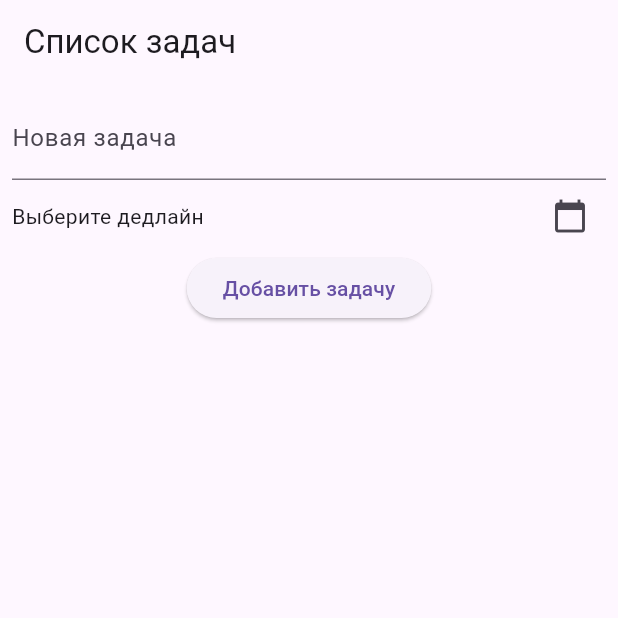
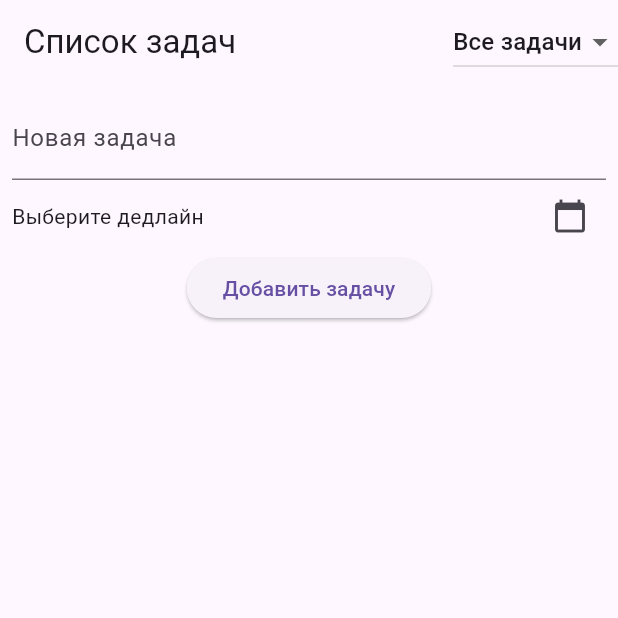
Before and after one commit to jokerazzz/to_do_list, a Flutter app: the screen it shows after launch, on a phone screen of 412 x 824 dp, the top half of it. Run offline on Flutter 3.47's test engine with Material 3 defaults, Android fonts, the phone set to English and light mode, and no system bars.

Commit message:
add categories in Task_list_screen

```diff
--- a/to_do_list/lib/screen/task_list_screen.dart
+++ b/to_do_list/lib/screen/task_list_screen.dart
@@ -11,11 +11,26 @@ class _TaskListScreenState extends State<TaskListScreen> {
   final List<Task> _tasks = [];
   final TextEditingController _controller = TextEditingController();
   DateTime? _selectedDeadline;
+  String _selectedCategory = 'Все задачи';
+  final List<String> _categories = [
+    'Все задачи',
+    'Покупки',
+    'Встречи',
+    'Работа',
+    'Обучение'
+  ];
 
   void _addTask() async {
     if (_controller.text.isNotEmpty && _selectedDeadline != null) {
       setState(() {
-        _tasks.add(Task(title: _controller.text, deadline: _selectedDeadline!));
+        _tasks.add(
+          Task(
+              title: _controller.text,
+              deadline: _selectedDeadline!,
+              category: _selectedCategory == 'Все задачи'
+                  ? 'Без категории'
+                  : _selectedCategory),
+        );
         _controller.clear();
         _selectedDeadline = null;
       });
@@ -70,8 +85,30 @@ class _TaskListScreenState extends State<TaskListScreen> {
 
   @override
   Widget build(BuildContext context) {
+    List<Task> filteredTasks = _selectedCategory == 'Все задачи'
+        ? _tasks
+        : _tasks.where((task) => task.category == _selectedCategory).toList();
+
     return Scaffold(
-      appBar: AppBar(title: Text("Список задач")),
+      appBar: AppBar(
+        title: Text("Список задач"),
+        actions: [
+          DropdownButton<String>(
+            value: _selectedCategory,
+            onChanged: (String? newValue) {
+              setState(() {
+                _selectedCategory = newValue!;
+              });
+            },
+            items: _categories.map((String category) {
+              return DropdownMenuItem<String>(
+                value: category,
+                child: Text(category),
+              );
+            }).toList(),
+          ),
+        ],
+      ),
       body: Column(
         children: [
           Padding(
```
